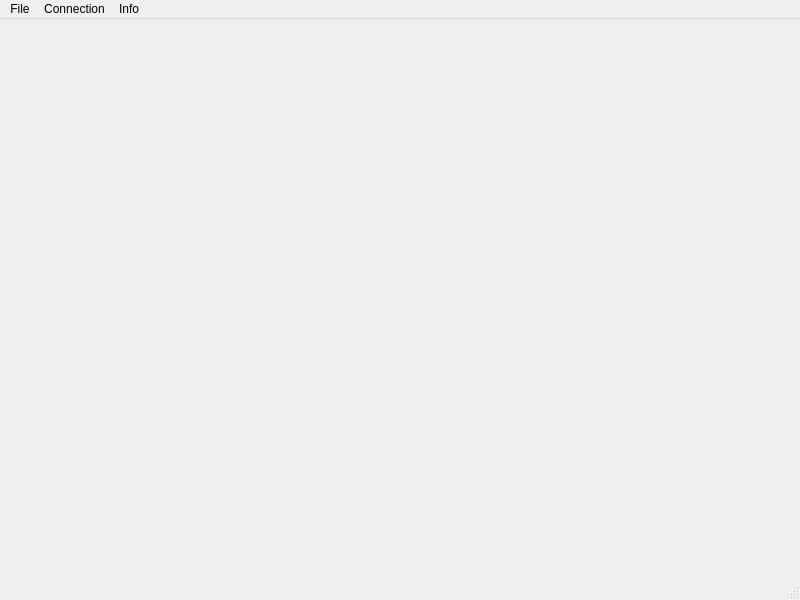
The window that mainwindow.ui (purpleproto/purp-desktop) describes before a commit, drawn with Qt 5.
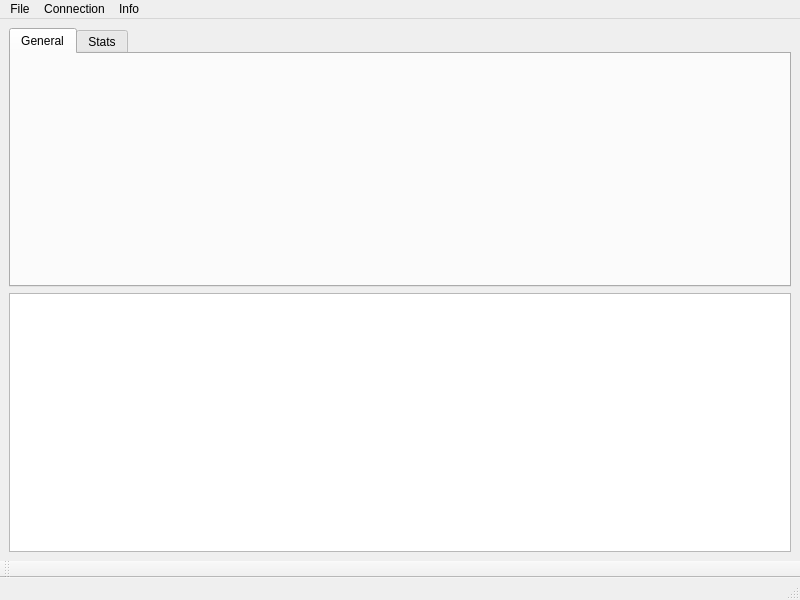
The same window after the commit.

Commit message: feat(GUI): vertical layout for mainwindow

What changed in the file:
```diff
--- a/mainwindow.ui
+++ b/mainwindow.ui
@@ -13,7 +13,30 @@
   <property name="windowTitle">
    <string>PurP</string>
   </property>
-  <widget class="QWidget" name="centralwidget"/>
+  <widget class="QWidget" name="centralwidget">
+   <layout class="QVBoxLayout" name="verticalLayout">
+    <item>
+     <widget class="QTabWidget" name="tabWidget">
+      <property name="currentIndex">
+       <number>0</number>
+      </property>
+      <widget class="QWidget" name="tab">
+       <attribute name="title">
+        <string>General</string>
+       </attribute>
+      </widget>
+      <widget class="QWidget" name="tab_2">
+       <attribute name="title">
+        <string>Stats</string>
+       </attribute>
+      </widget>
+     </widget>
+    </item>
+    <item>
+     <widget class="QPlainTextEdit" name="plainTextEdit"/>
+    </item>
+   </layout>
+  </widget>
   <widget class="QMenuBar" name="menubar">
    <property name="geometry">
     <rect>
@@ -63,6 +86,17 @@
    <addaction name="menuInfo"/>
   </widget>
   <widget class="QStatusBar" name="statusbar"/>
+  <widget class="QToolBar" name="toolBar">
+   <property name="windowTitle">
+    <string>toolBar</string>
+   </property>
+   <attribute name="toolBarArea">
+    <enum>BottomToolBarArea</enum>
+   </attribute>
+   <attribute name="toolBarBreak">
+    <bool>false</bool>
+   </attribute>
+  </widget>
   <action name="actionImport_Proxy_List">
    <property name="text">
     <string>Import Proxy List</string>
```
